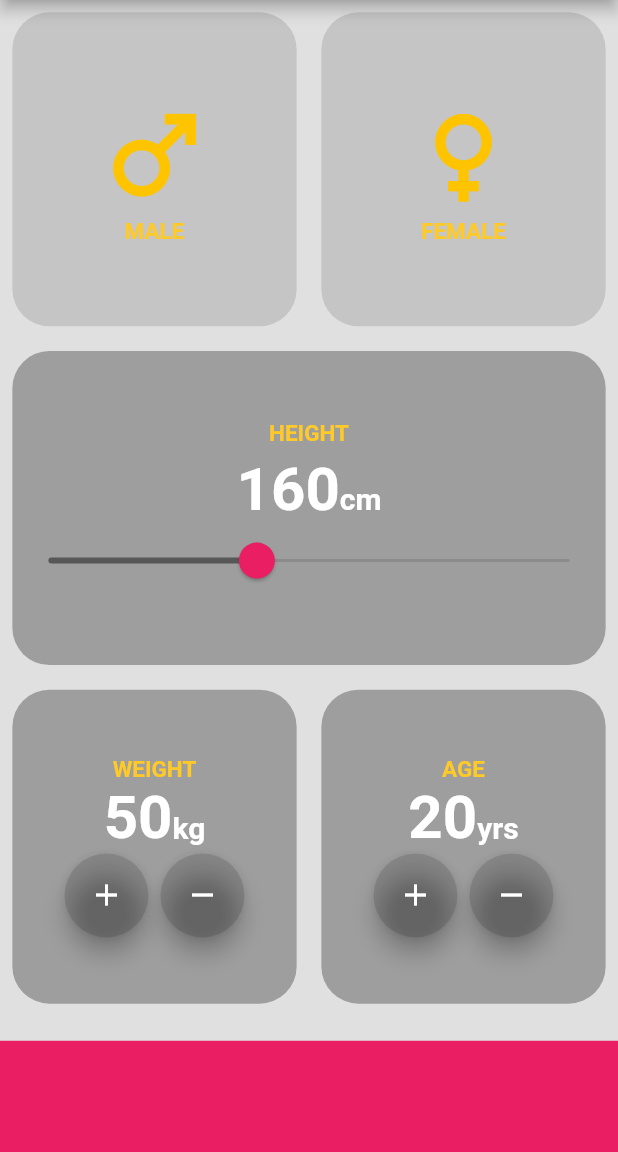
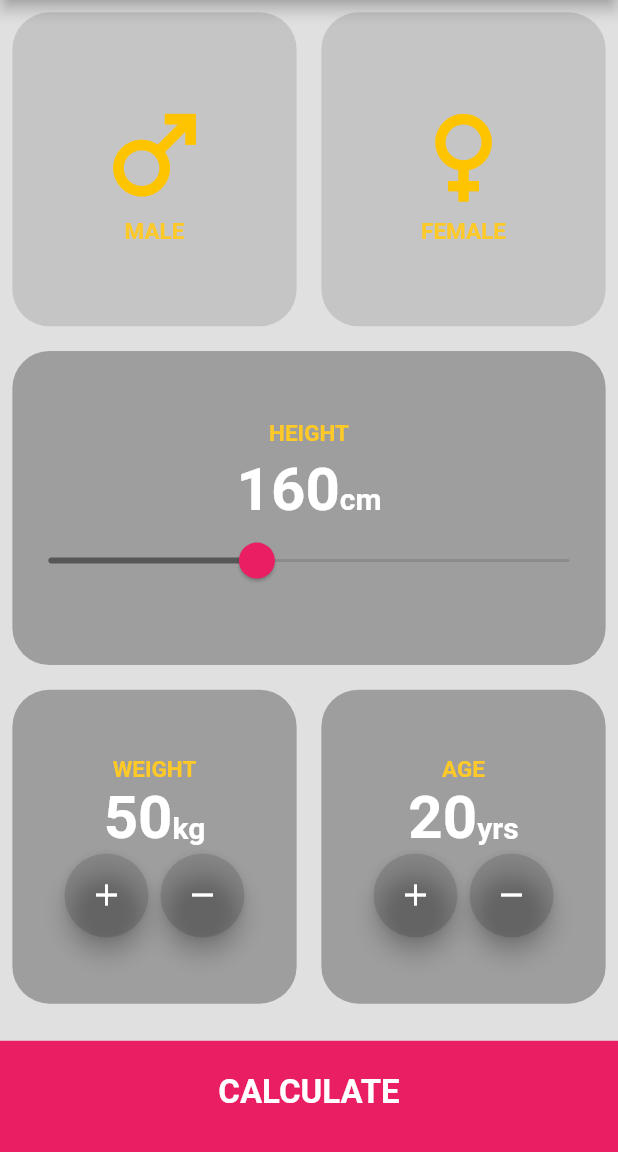
Before and after one commit to lokeshghule/bmi_calculator, a Flutter app: the screen it shows after launch, on a phone screen of 412 x 824 dp, the part 84-1236 px from its top. Run offline on Flutter 3.47's test engine with Material 2 defaults, Android fonts, the phone set to English and light mode, and no system bars.

Commit message:
almost complete

```diff
--- a/lib/input_page.dart
+++ b/lib/input_page.dart
@@ -1,4 +1,6 @@
+import 'package:bmi_calculator/calculator_brain.dart';
 import 'package:bmi_calculator/constants.dart';
+import 'package:bmi_calculator/result_page.dart';
 import 'package:flutter/material.dart';
 import 'gender_icon.dart';
 import 'reusable_card.dart';
@@ -157,6 +159,7 @@ class _InputPageState extends State<InputPage> {
                             mainAxisAlignment: MainAxisAlignment.center,
                             children: [
                               FloatingActionButton(
+                                heroTag: 'btn1',
                                 onPressed: () {
                                   setState(() {
                                     weight++;
@@ -172,6 +175,7 @@ class _InputPageState extends State<InputPage> {
                                 width: 8.0,
                               ),
                               FloatingActionButton(
+                                heroTag: 'btn2',
                                 onPressed: () {
                                   setState(() {
                                     weight--;
@@ -217,6 +221,7 @@ class _InputPageState extends State<InputPage> {
                             mainAxisAlignment: MainAxisAlignment.center,
                             children: [
                               FloatingActionButton(
+                                heroTag: 'btn3',
                                 onPressed: () {
                                   setState(() {
                                     age++;
@@ -232,6 +237,7 @@ class _InputPageState extends State<InputPage> {
                                 width: 8.0,
                               ),
                               FloatingActionButton(
+                                heroTag: 'btn4',
                                 onPressed: () {
                                   setState(() {
                                     age--;
@@ -255,10 +261,37 @@ class _InputPageState extends State<InputPage> {
             SizedBox(
               height: h * 0.02,
             ),
-            Container(
-              color: kBottomContainterColor,
-              width: double.infinity,
-              height: h * 0.09,
+            GestureDetector(
+              onTap: () {
+                CalculatorBrain brain =
+                    CalculatorBrain(height: height, weight: weight);
+                Navigator.push(
+                  context,
+                  MaterialPageRoute(
+                    builder: (context) => ResultPage(
+                      result: brain.getResult(),
+                      description: brain.getDescription(),
+                      bmiValue: brain.getBmiValue(),
+                      resultColor: brain.getResultColor(),
+                    ),
+                  ),
+                );
+              },
+              child: Container(
+                child: Center(
+                  child: Padding(
+                    padding: EdgeInsets.only(bottom: 5.0),
+                    child: Text(
+                      "CALCULATE",
+                      style: TextStyle(
+                          fontSize: 22.0, fontWeight: FontWeight.bold),
+                    ),
+                  ),
+                ),
+                color: kBottomContainterColor,
+                width: double.infinity,
+                height: h * 0.09,
+              ),
             )
           ],
         ),
--- a/lib/main.dart
+++ b/lib/main.dart
@@ -12,7 +12,7 @@ class MyApp extends StatelessWidget {
   Widget build(BuildContext context) {
     return MaterialApp(
       debugShowCheckedModeBanner: false,
-      theme: ThemeData.dark(),
+      theme: ThemeData.dark().copyWith(backgroundColor: Colors.black12),
       home: InputPage(),
     );
   }
```
Also changed, not shown: lib/calculator_brain.dart (added, +45 -0 lines), lib/result_page.dart (added, +89 -0 lines).
